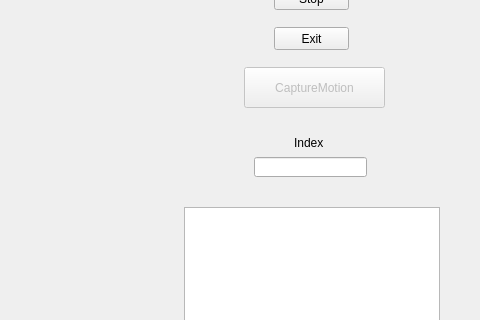
First picture: the form in ksu_hm/UI/wTraining.ui, repository lookau1004/KSU_HM, before the edit; both pictures show x 656 to 1136 and y 83 to 403 of the 1136 by 757 pixel window.
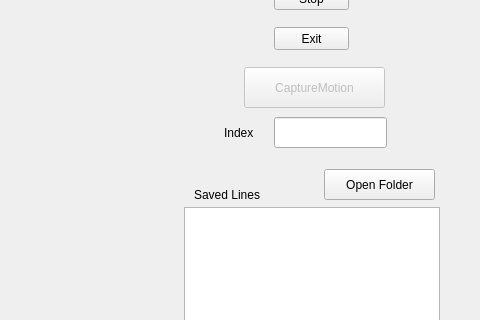
Second picture: the form after the edit.

Diff of the .ui file:
```diff
--- a/ksu_hm/UI/wTraining.ui
+++ b/ksu_hm/UI/wTraining.ui
@@ -85,8 +85,8 @@
    <widget class="QLabel" name="WinIndexLabelText">
     <property name="geometry">
      <rect>
-      <x>950</x>
-      <y>220</y>
+      <x>880</x>
+      <y>210</y>
       <width>54</width>
       <height>12</height>
      </rect>
@@ -98,10 +98,10 @@
    <widget class="QLineEdit" name="WinIndexLineEdit">
     <property name="geometry">
      <rect>
-      <x>910</x>
-      <y>240</y>
+      <x>930</x>
+      <y>200</y>
       <width>113</width>
-      <height>20</height>
+      <height>31</height>
      </rect>
     </property>
    </widget>
@@ -115,6 +115,32 @@
      </rect>
     </property>
    </widget>
+   <widget class="QLabel" name="label">
+    <property name="geometry">
+     <rect>
+      <x>850</x>
+      <y>270</y>
+      <width>111</width>
+      <height>16</height>
+     </rect>
+    </property>
+    <property name="text">
+     <string>Saved Lines</string>
+    </property>
+   </widget>
+   <widget class="QPushButton" name="WinOpenFolerBtn">
+    <property name="geometry">
+     <rect>
+      <x>980</x>
+      <y>252</y>
+      <width>111</width>
+      <height>31</height>
+     </rect>
+    </property>
+    <property name="text">
+     <string>Open Folder</string>
+    </property>
+   </widget>
   </widget>
   <widget class="QMenuBar" name="menubar">
    <property name="geometry">
```
